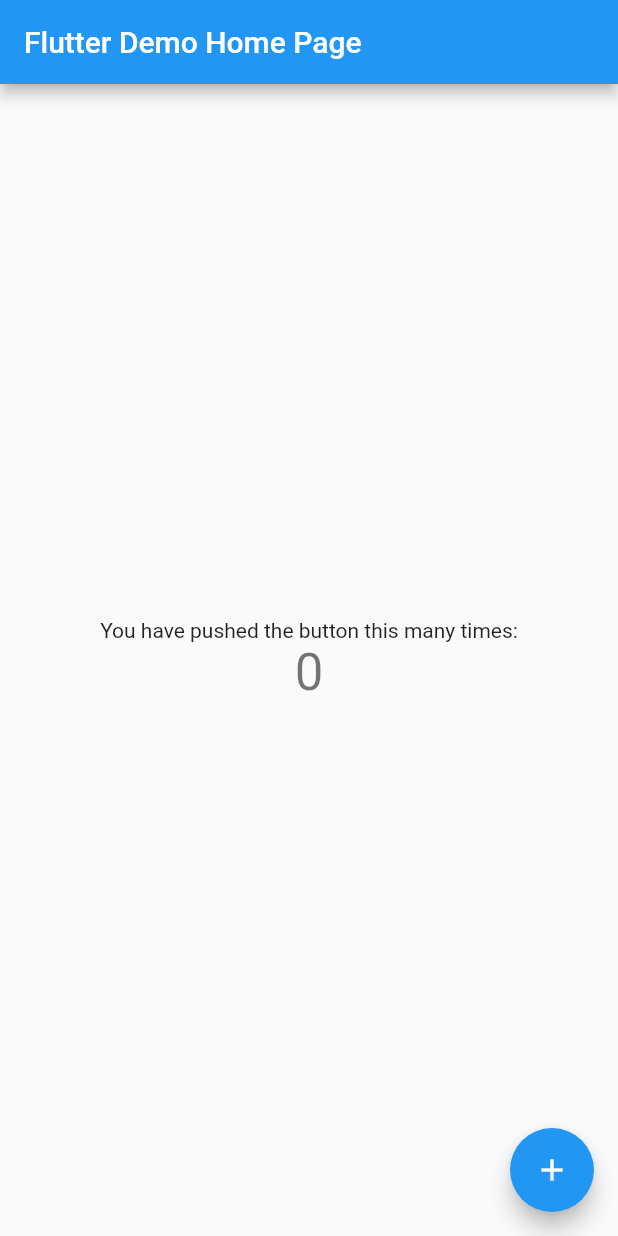
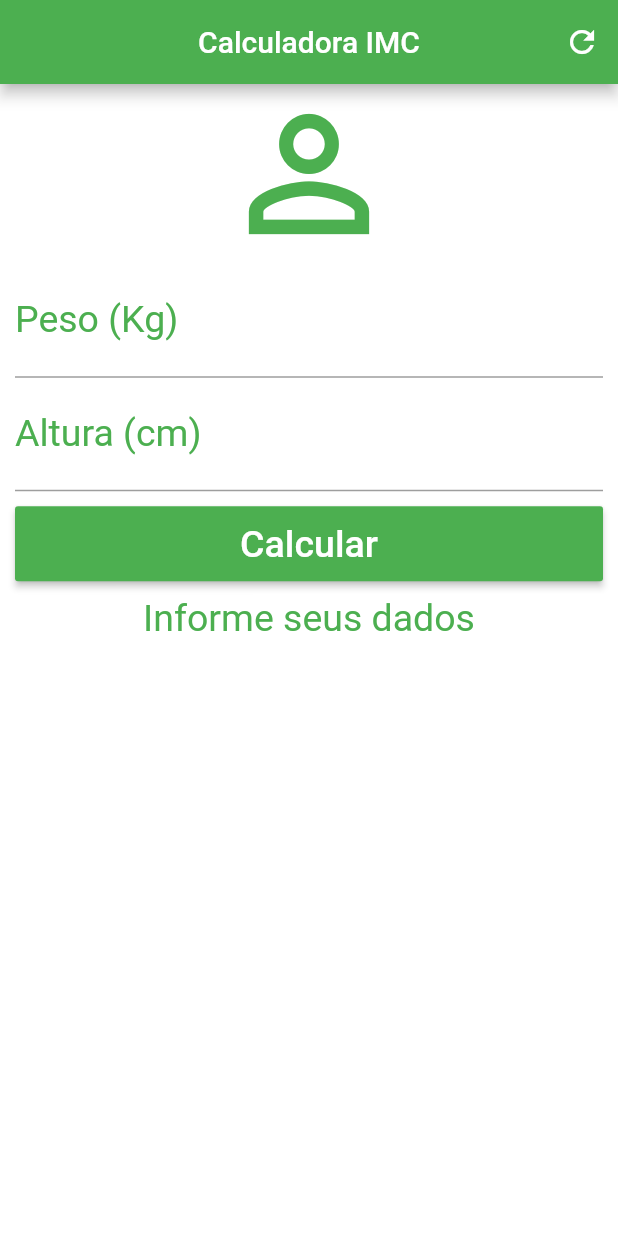
Before and after one commit to felipe-dossantos-dev/flutter_calculadora_imc, a Flutter app: the screen it shows after launch, on a phone screen of 412 x 824 dp. Run offline on Flutter 3.47's test engine with Material 2 defaults, Android fonts, the phone set to English and light mode, and no system bars.

Commit message:
terminando projeto da calculadores

```diff
--- a/lib/main.dart
+++ b/lib/main.dart
@@ -1,117 +1,128 @@
 import 'package:flutter/material.dart';
 
 void main() {
-  runApp(MyApp());
+  runApp(MaterialApp(title: 'Calculadora IMC', home: Home()));
 }
 
-class MyApp extends StatelessWidget {
-  // This widget is the root of your application.
+class Home extends StatefulWidget {
   @override
-  Widget build(BuildContext context) {
-    return MaterialApp(
-      title: 'Flutter Demo',
-      theme: ThemeData(
-        // This is the theme of your application.
-        //
-        // Try running your application with "flutter run". You'll see the
-        // application has a blue toolbar. Then, without quitting the app, try
-        // changing the primarySwatch below to Colors.green and then invoke
-        // "hot reload" (press "r" in the console where you ran "flutter run",
-        // or simply save your changes to "hot reload" in a Flutter IDE).
-        // Notice that the counter didn't reset back to zero; the application
-        // is not restarted.
-        primarySwatch: Colors.blue,
-        // This makes the visual density adapt to the platform that you run
-        // the app on. For desktop platforms, the controls will be smaller and
-        // closer together (more dense) than on mobile platforms.
-        visualDensity: VisualDensity.adaptivePlatformDensity,
-      ),
-      home: MyHomePage(title: 'Flutter Demo Home Page'),
-    );
-  }
+  _HomeState createState() => _HomeState();
 }
 
-class MyHomePage extends StatefulWidget {
-  MyHomePage({Key key, this.title}) : super(key: key);
+class _HomeState extends State<Home> {
+  String _infoText = 'Informe seus dados';
+  TextEditingController weightController = TextEditingController();
+  TextEditingController heightController = TextEditingController();
+  GlobalKey<FormState> _formKey = GlobalKey<FormState>();
 
-  // This widget is the home page of your application. It is stateful, meaning
-  // that it has a State object (defined below) that contains fields that affect
-  // how it looks.
+  void _resetField() {
+    weightController.text = '';
+    heightController.text = '';
+    setState(() {
+      _infoText = 'Informe seus dados';
+    });
+  }
 
-  // This class is the configuration for the state. It holds the values (in this
-  // case the title) provided by the parent (in this case the App widget) and
-  // used by the build method of the State. Fields in a Widget subclass are
-  // always marked "final".
+  void _calculate() {
+    setState(() {
+      double weight = double.parse(weightController.text);
+      double height = double.parse(heightController.text) / 100;
 
-  final String title;
+      double imc = weight / (height * height);
 
-  @override
-  _MyHomePageState createState() => _MyHomePageState();
-}
-
-class _MyHomePageState extends State<MyHomePage> {
-  int _counter = 0;
-
-  void _incrementCounter() {
-    setState(() {
-      // This call to setState tells the Flutter framework that something has
-      // changed in this State, which causes it to rerun the build method below
-      // so that the display can reflect the updated values. If we changed
-      // _counter without calling setState(), then the build method would not be
-      // called again, and so nothing would appear to happen.
-      _counter++;
+      if (imc < 18.6) {
+        _infoText = "Abaixo do Peso (${imc.toStringAsPrecision(4)})";
+      } else if (imc >= 18.6 && imc < 24.9) {
+        _infoText = "Peso Ideal (${imc.toStringAsPrecision(4)})";
+      } else if (imc >= 24.9 && imc < 29.9) {
+        _infoText = "Levemente Acima do Peso (${imc.toStringAsPrecision(4)})";
+      } else if (imc >= 29.9 && imc < 34.9) {
+        _infoText = "Obesidade Grau I (${imc.toStringAsPrecision(4)})";
+      } else if (imc >= 34.9 && imc < 39.9) {
+        _infoText = "Obesidade Grau II (${imc.toStringAsPrecision(4)})";
+      } else if (imc >= 40) {
+        _infoText = "Obesidade Grau III (${imc.toStringAsPrecision(4)})";
+      }
     });
   }
 
   @override
   Widget build(BuildContext context) {
-    // This method is rerun every time setState is called, for instance as done
-    // by the _incrementCounter method above.
-    //
-    // The Flutter framework has been optimized to make rerunning build methods
-    // fast, so that you can just rebuild anything that needs updating rather
-    // than having to individually change instances of widgets.
     return Scaffold(
-      appBar: AppBar(
-        // Here we take the value from the MyHomePage object that was created by
-        // the App.build method, and use it to set our appbar title.
-        title: Text(widget.title),
-      ),
-      body: Center(
-        // Center is a layout widget. It takes a single child and positions it
-        // in the middle of the parent.
-        child: Column(
-          // Column is also a layout widget. It takes a list of children and
-          // arranges them vertically. By default, it sizes itself to fit its
-          // children horizontally, and tries to be as tall as its parent.
-          //
-          // Invoke "debug painting" (press "p" in the console, choose the
-          // "Toggle Debug Paint" action from the Flutter Inspector in Android
-          // Studio, or the "Toggle Debug Paint" command in Visual Studio Code)
-          // to see the wireframe for each widget.
-          //
-          // Column has various properties to control how it sizes itself and
-          // how it positions its children. Here we use mainAxisAlignment to
-          // center the children vertically; the main axis here is the vertical
-          // axis because Columns are vertical (the cross axis would be
-          // horizontal).
-          mainAxisAlignment: MainAxisAlignment.center,
-          children: <Widget>[
-            Text(
-              'You have pushed the button this many times:',
-            ),
-            Text(
-              '$_counter',
-              style: Theme.of(context).textTheme.headline4,
-            ),
+        appBar: AppBar(
+          title: Text('Calculadora IMC'),
+          centerTitle: true,
+          backgroundColor: Colors.green,
+          actions: <Widget>[
+            IconButton(icon: Icon(Icons.refresh), onPressed: _resetField)
           ],
         ),
-      ),
-      floatingActionButton: FloatingActionButton(
-        onPressed: _incrementCounter,
-        tooltip: 'Increment',
-        child: Icon(Icons.add),
-      ), // This trailing comma makes auto-formatting nicer for build methods.
-    );
+        backgroundColor: Colors.white,
+        body: SingleChildScrollView(
+            padding: EdgeInsets.fromLTRB(10, 0, 10, 0),
+            child: Form(
+              key: _formKey,
+              child: Column(
+                crossAxisAlignment: CrossAxisAlignment.stretch,
+                children: <Widget>[
+                  Icon(
+                    Icons.person_outline,
+                    size: 120,
+                    color: Colors.green,
+                  ),
+                  TextFormField(
+                    validator: (value) {
+                      if (value.isEmpty) {
+                        return "Insira seu peso";
+                      }
+                      return null;
+                    },
+                    controller: weightController,
+                    keyboardType: TextInputType.number,
+                    decoration: InputDecoration(
+                        labelText: 'Peso (Kg)',
+                        labelStyle: TextStyle(color: Colors.green)),
+                    textAlign: TextAlign.center,
+                    style: TextStyle(color: Colors.green, fontSize: 25),
+                  ),
+                  TextFormField(
+                    validator: (value) {
+                      if (value.isEmpty) {
+                        return "Insira sua altura";
+                      }
+                      return null;
+                    },
+                    controller: heightController,
+                    keyboardType: TextInputType.number,
+                    decoration: InputDecoration(
+                        labelText: 'Altura (cm)',
+                        labelStyle: TextStyle(color: Colors.green)),
+                    textAlign: TextAlign.center,
+                    style: TextStyle(color: Colors.green, fontSize: 25),
+                  ),
+                  Padding(
+                    padding: EdgeInsets.only(top: 10, bottom: 10.0),
+                    child: Container(
+                      height: 50,
+                      child: RaisedButton(
+                        onPressed: () {
+                          if (_formKey.currentState.validate()) {
+                            _calculate();
+                          }
+                        },
+                        child: Text(
+                          'Calcular',
+                          style: TextStyle(color: Colors.white, fontSize: 25),
+                        ),
+                        color: Colors.green,
+                      ),
+                    ),
+                  ),
+                  Text(_infoText,
+                      textAlign: TextAlign.center,
+                      style: TextStyle(color: Colors.green, fontSize: 25))
+                ],
+              ),
+            )));
   }
 }
```
Also changed, not shown: 1 other file.
